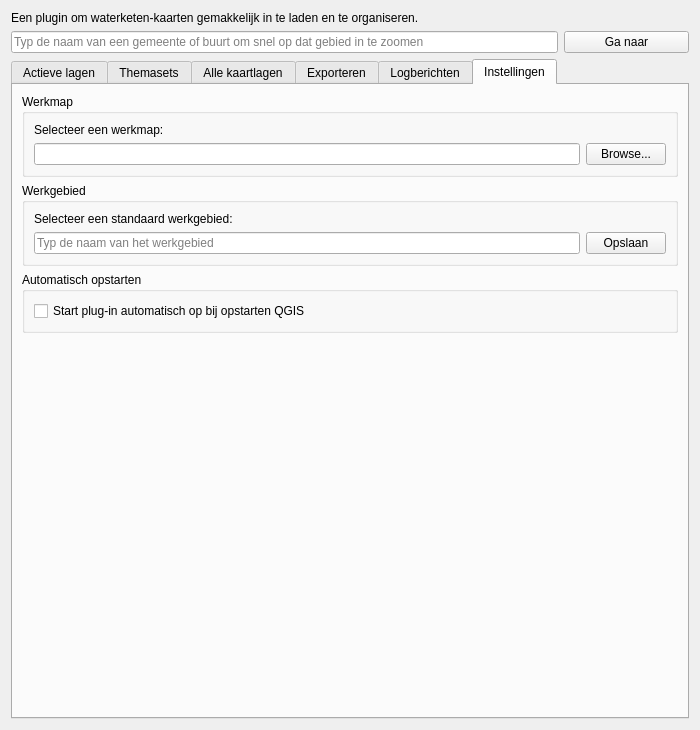
NAD-Dataplatform/NADmaps, file gui/nad_maps_dialog_base.ui: the form before one commit.
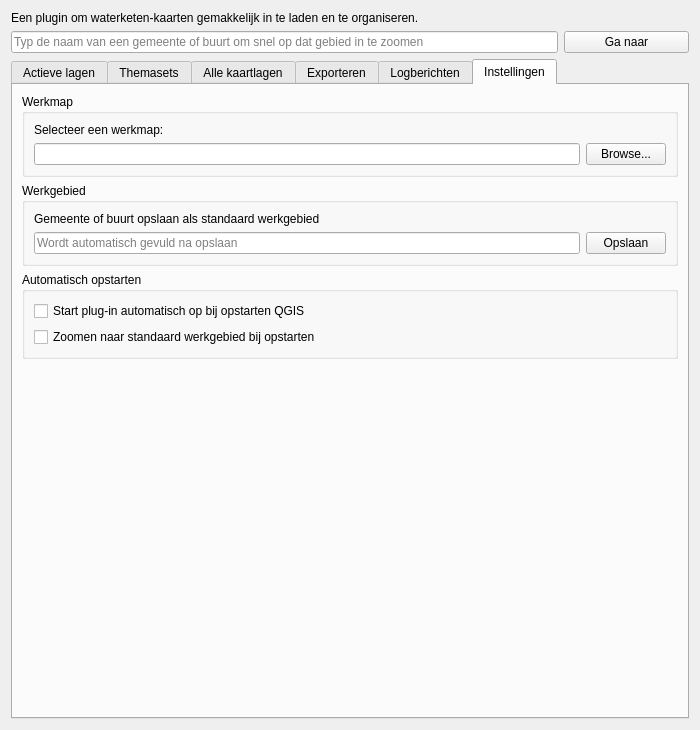
The form after the commit. The open tabs and pages were chosen to show the change.

Commit message: standard area 1

The edit to the form file:
```diff
--- a/gui/nad_maps_dialog_base.ui
+++ b/gui/nad_maps_dialog_base.ui
@@ -886,19 +886,28 @@
           <item>
            <widget class="QLabel" name="label">
             <property name="text">
-             <string>Selecteer een standaard werkgebied:</string>
+             <string>Gemeente of buurt opslaan als standaard werkgebied</string>
             </property>
            </widget>
           </item>
           <item>
            <layout class="QHBoxLayout" name="horizontalLayout">
             <item>
-             <widget class="QLineEdit" name="lineEdit">
+             <widget class="QLineEdit" name="lineEdit_StandardArea">
+              <property name="toolTip">
+               <string/>
+              </property>
+              <property name="text">
+               <string/>
+              </property>
+              <property name="readOnly">
+               <bool>true</bool>
+              </property>
               <property name="placeholderText">
-               <string>Typ de naam van het werkgebied</string>
+               <string>Wordt automatisch gevuld na opslaan</string>
               </property>
               <property name="clearButtonEnabled">
-               <bool>true</bool>
+               <bool>false</bool>
               </property>
              </widget>
             </item>
@@ -919,7 +928,7 @@
          <property name="title">
           <string>Automatisch opstarten</string>
          </property>
-         <layout class="QHBoxLayout" name="horizontalLayout_6">
+         <layout class="QVBoxLayout" name="verticalLayout_4">
           <item>
            <widget class="QCheckBox" name="checkBox_AutoStart">
             <property name="text">
@@ -927,6 +936,13 @@
             </property>
            </widget>
           </item>
+          <item>
+           <widget class="QCheckBox" name="checkBox_WorkArea">
+            <property name="text">
+             <string>Zoomen naar standaard werkgebied bij opstarten</string>
+            </property>
+           </widget>
+          </item>
          </layout>
         </widget>
        </item>
```
Left out of the diff: 13 changed lines with no effect on the pictures. The commit also changes 2 other files.
